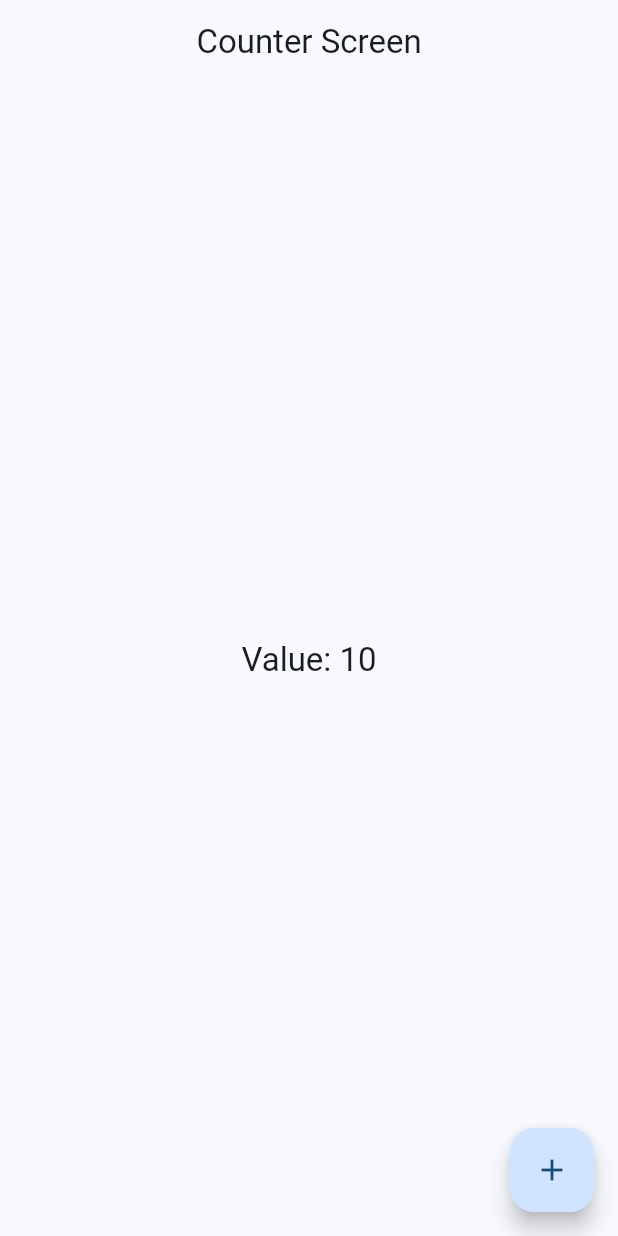
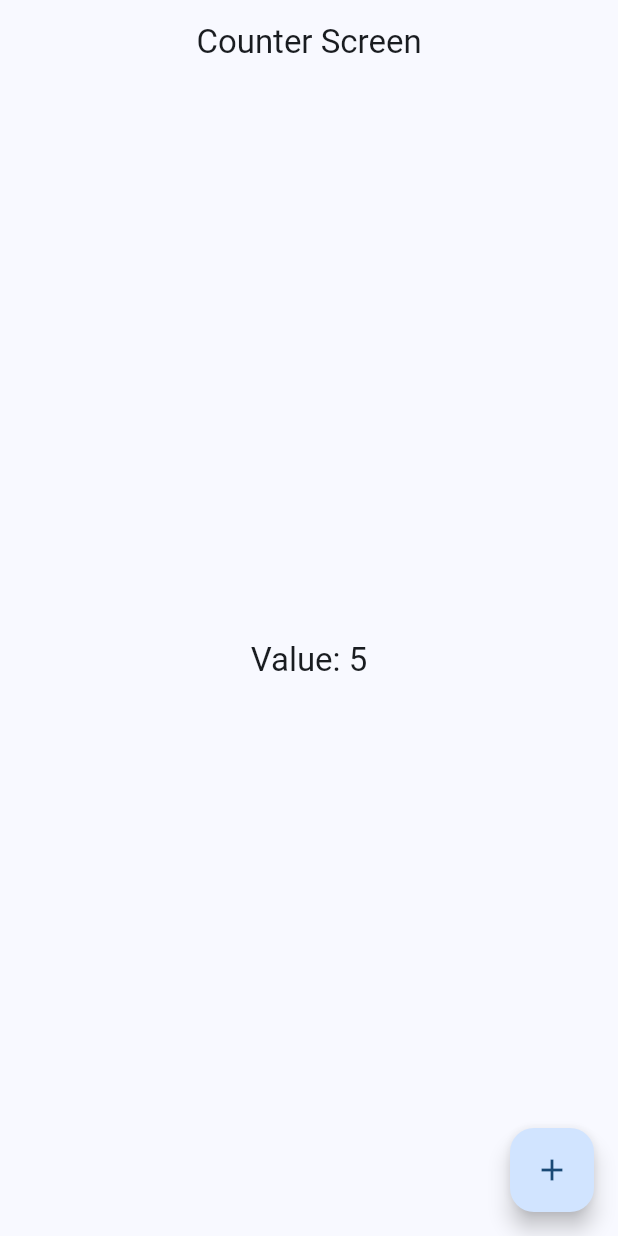
Before and after one commit to franmc01/flutter_widgets_app, a Flutter app: the CounterScreen screen opened by its route, after a tap on the "add" icon, on a phone screen of 412 x 824 dp. Run offline on Flutter 3.47's test engine with Material 3 defaults, Android fonts, the phone set to English and light mode, and no system bars; our stand-ins replace animate_do, flutter_riverpod, go_router.

Commit message:
fix: learn riverpod

```diff
--- a/lib/main.dart
+++ b/lib/main.dart
@@ -1,8 +1,9 @@
 import 'package:flutter/material.dart';
+import 'package:flutter_riverpod/flutter_riverpod.dart';
 import 'package:widgets_app/config/router/app_router.dart';
 import 'package:widgets_app/config/theme/app_theme.dart';
 
-void main() => runApp(MyApp());
+void main() => runApp(ProviderScope(child: MyApp()));
 
 class MyApp extends StatelessWidget {
   const MyApp({super.key});
--- /dev/null
+++ b/lib/presentation/providers/counter_provider.dart
@@ -0,0 +1,4 @@
+
+import 'package:flutter_riverpod/flutter_riverpod.dart';
+
+final counterProvider = StateProvider((ref) => 5);
--- a/lib/presentation/screens/counter_screen.dart
+++ b/lib/presentation/screens/counter_screen.dart
@@ -1,22 +1,27 @@
 import 'package:flutter/material.dart';
+import 'package:flutter_riverpod/flutter_riverpod.dart';
+import 'package:widgets_app/presentation/providers/counter_provider.dart';
 
-class CounterScreen extends StatelessWidget {
+class CounterScreen extends ConsumerWidget {
   static const name = 'counter_screen';
 
   const CounterScreen({super.key});
 
   @override
-  Widget build(BuildContext context) {
+  Widget build(BuildContext context, WidgetRef ref) {
     final textStyle = Theme.of(context).textTheme;
+    final int counterValue = ref.watch(counterProvider);
 
     return Scaffold(
       appBar: AppBar(
         title: Text('Counter Screen'),
       ),
       body: Center(
-        child: Text('Value: 10', style: textStyle.titleLarge),
+        child: Text('Value: $counterValue', style: textStyle.titleLarge),
       ),
-      floatingActionButton: FloatingActionButton(onPressed: (){}, child: Icon(Icons.add)),
+      floatingActionButton: FloatingActionButton(onPressed: (){
+        // counterValue++;
+      }, child: Icon(Icons.add)),
     );
   }
 }
```
Also changed, not shown: pubspec.yaml (+9 -0 lines), pubspec.lock.
